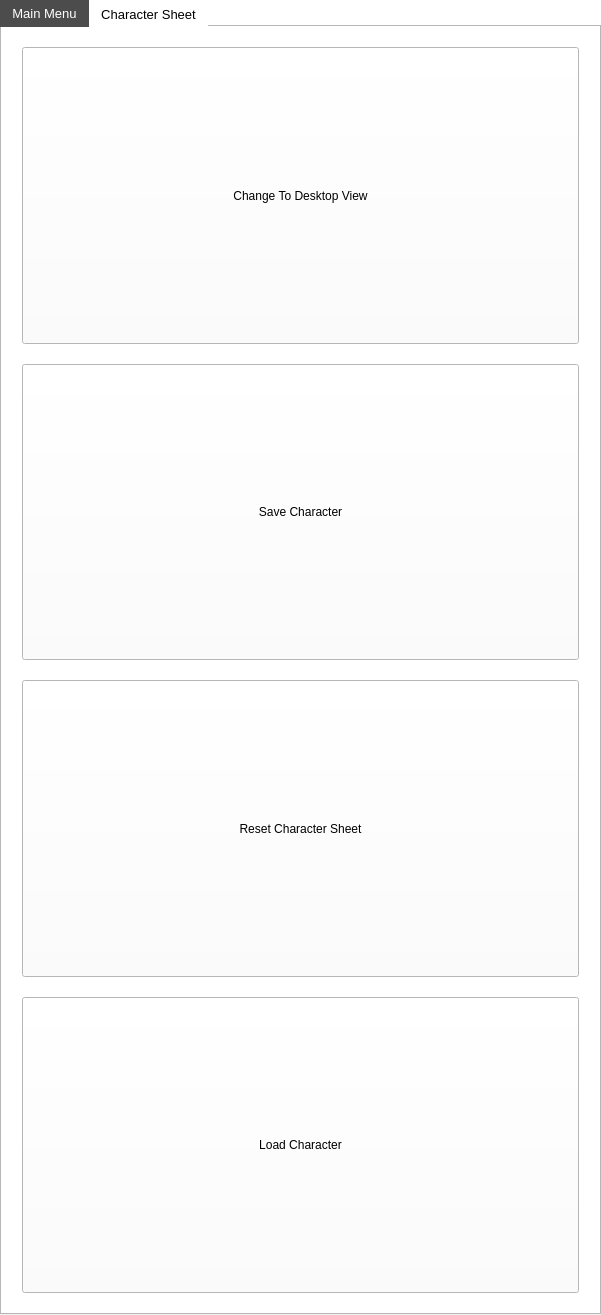
Old version of the form mainwindow.ui in the repository oIIPRESTONIIo/Qt_DnD_5e_Sessions.
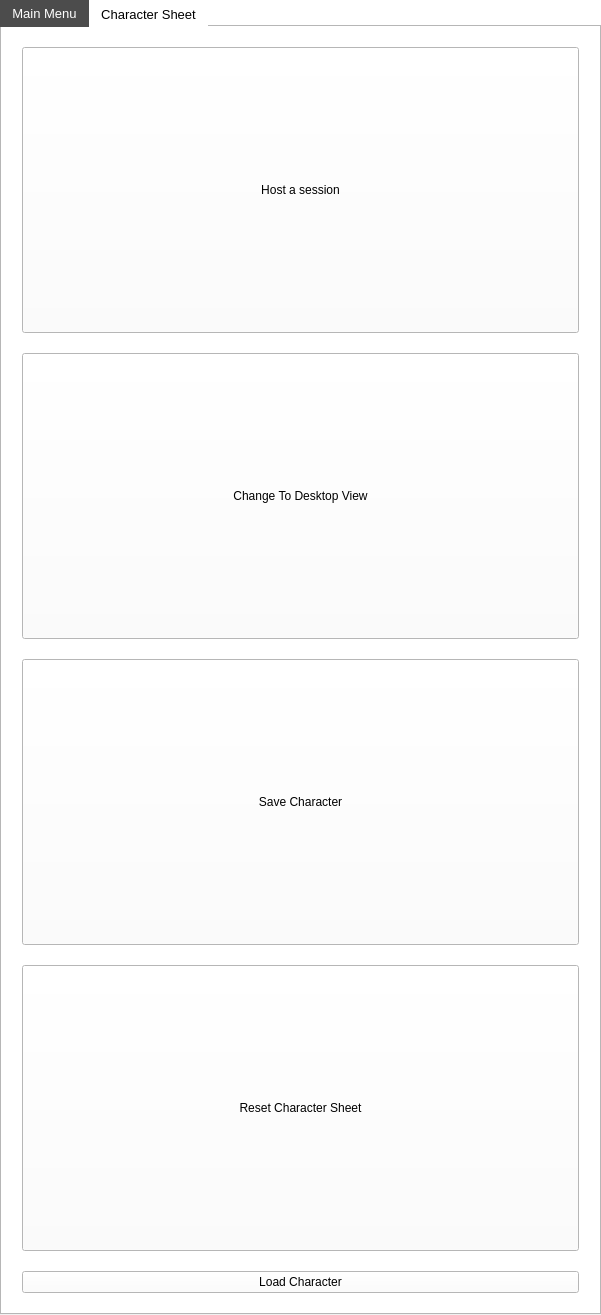
New version of the form. The open tabs and pages were chosen to show the change.

The edit to the form file:
```diff
--- a/mainwindow.ui
+++ b/mainwindow.ui
@@ -84,7 +84,7 @@
        <attribute name="title">
         <string>Main Menu</string>
        </attribute>
-       <layout class="QGridLayout" name="gridLayout_6" rowstretch="1,1,1,1" rowminimumheight="1,1,1,1">
+       <layout class="QGridLayout" name="gridLayout_6" rowstretch="1,1,1,1,0" rowminimumheight="1,1,1,1,0">
         <property name="leftMargin">
          <number>20</number>
         </property>
@@ -103,7 +103,7 @@
         <property name="verticalSpacing">
          <number>20</number>
         </property>
-        <item row="0" column="0">
+        <item row="1" column="0">
          <widget class="QPushButton" name="pushButton_DesktopMode">
           <property name="sizePolicy">
            <sizepolicy hsizetype="Expanding" vsizetype="Expanding">
@@ -116,33 +116,7 @@
           </property>
          </widget>
         </item>
-        <item row="1" column="0">
-         <widget class="QPushButton" name="pushButton_SaveCharacter">
-          <property name="sizePolicy">
-           <sizepolicy hsizetype="Minimum" vsizetype="Minimum">
-            <horstretch>0</horstretch>
-            <verstretch>0</verstretch>
-           </sizepolicy>
-          </property>
-          <property name="text">
-           <string>Save Character</string>
-          </property>
-         </widget>
-        </item>
-        <item row="2" column="0">
-         <widget class="QPushButton" name="pushButton_ResetCharacter">
-          <property name="sizePolicy">
-           <sizepolicy hsizetype="Minimum" vsizetype="Minimum">
-            <horstretch>0</horstretch>
-            <verstretch>0</verstretch>
-           </sizepolicy>
-          </property>
-          <property name="text">
-           <string>Reset Character Sheet</string>
-          </property>
-         </widget>
-        </item>
-        <item row="3" column="0">
+        <item row="4" column="0">
          <widget class="QPushButton" name="pushButton_LoadCharacter">
           <property name="sizePolicy">
            <sizepolicy hsizetype="Minimum" vsizetype="Minimum">
@@ -155,6 +129,45 @@
           </property>
          </widget>
         </item>
+        <item row="3" column="0">
+         <widget class="QPushButton" name="pushButton_ResetCharacter">
+          <property name="sizePolicy">
+           <sizepolicy hsizetype="Minimum" vsizetype="Minimum">
+            <horstretch>0</horstretch>
+            <verstretch>0</verstretch>
+           </sizepolicy>
+          </property>
+          <property name="text">
+           <string>Reset Character Sheet</string>
+          </property>
+         </widget>
+        </item>
+        <item row="2" column="0">
+         <widget class="QPushButton" name="pushButton_SaveCharacter">
+          <property name="sizePolicy">
+           <sizepolicy hsizetype="Minimum" vsizetype="Minimum">
+            <horstretch>0</horstretch>
+            <verstretch>0</verstretch>
+           </sizepolicy>
+          </property>
+          <property name="text">
+           <string>Save Character</string>
+          </property>
+         </widget>
+        </item>
+        <item row="0" column="0">
+         <widget class="QPushButton" name="pushButton_HostSession">
+          <property name="sizePolicy">
+           <sizepolicy hsizetype="Expanding" vsizetype="Expanding">
+            <horstretch>0</horstretch>
+            <verstretch>0</verstretch>
+           </sizepolicy>
+          </property>
+          <property name="text">
+           <string>Host a session</string>
+          </property>
+         </widget>
+        </item>
        </layout>
       </widget>
       <widget class="QWidget" name="menuTab_CharacterSheet">
```
Left out of the diff: 2 changed lines with no effect on the pictures.
